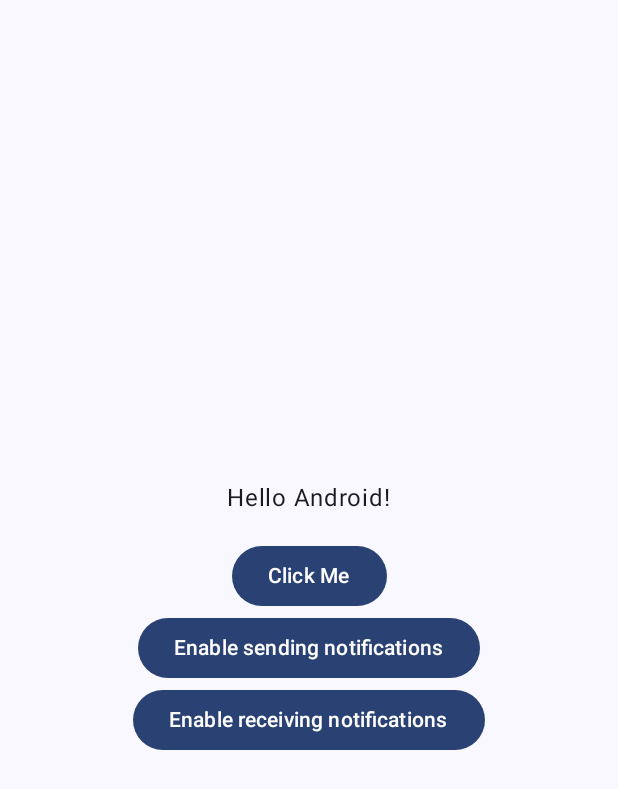
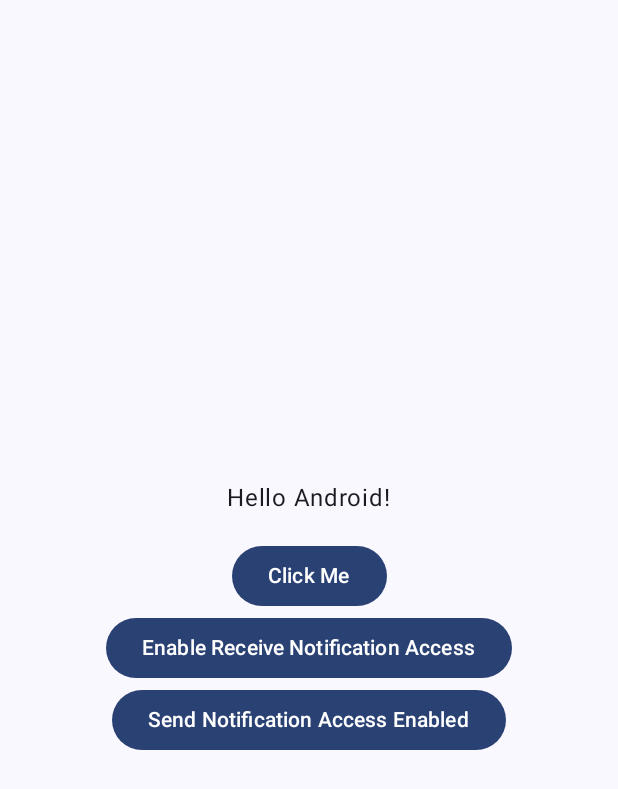
Before and after one commit to angelazheng96/JustSoYouKnow, an Android app built with Jetpack Compose: the screen it shows after launch (MainActivity), on a phone screen of 412 x 824 dp. Shown: the top 789 px of the screen. Run offline under Robolectric (Android 15) with nearby library versions, the phone set to English and light mode, and no system bars.

Commit message:
Buttons change based on current permission access

```diff
--- a/app/src/main/java/com/example/justsoyouknow/MainActivity.kt
+++ b/app/src/main/java/com/example/justsoyouknow/MainActivity.kt
@@ -30,8 +30,7 @@
 import android.util.Log
 import androidx.core.app.NotificationCompat
 
-
-fun isNotificationAccessEnabled(context: Context): Boolean {
+fun isReceiveNotificationAccessEnabled(context: Context): Boolean {
     // Get the list of enabled notification listener services
     val enabledListeners = Settings.Secure.getString(context.contentResolver, "enabled_notification_listeners")
 
@@ -39,14 +38,24 @@
     return !TextUtils.isEmpty(enabledListeners) && enabledListeners.contains(context.packageName)
 }
 
+fun isSendNotificationAccessEnabled(context: Context): Boolean {
+    val notificationManager = context.getSystemService(Context.NOTIFICATION_SERVICE) as NotificationManager
+    return if (Build.VERSION.SDK_INT >= Build.VERSION_CODES.O) {
+        // For Android Oreo and above, check if notifications are enabled for the app
+        notificationManager.areNotificationsEnabled()
+    } else {
+        // For below Android Oreo, assume notifications are allowed
+        true
+    }
+}
 
 class MainActivity : ComponentActivity() {
-    fun ensureRecieveNotificationAccess(context: Context) {
-        if (!isNotificationAccessEnabled(context)) {
+    fun ensureReceiveNotificationAccess(context: Context) {
+        if (!isReceiveNotificationAccessEnabled(context)) {
             // Show a dialog prompting the user to enable the required setting
             AlertDialog.Builder(context)
                 .setTitle("Enable Notification Access")
-                .setMessage("This app needs notification access to detect notifications.")
+                .setMessage("JustSoYouKnow needs notification access to detect all your other lovely notifications.")
                 .setPositiveButton("Open Settings") { _, _ ->
                     val intent = Intent(Settings.ACTION_NOTIFICATION_LISTENER_SETTINGS)
                     intent.flags = Intent.FLAG_ACTIVITY_NEW_TASK // Ensure Settings opens in a new task
@@ -54,14 +63,22 @@
                 }
                 .setNegativeButton("Cancel", null)
                 .show()
+
+        } else {
+            AlertDialog.Builder(context)
+                .setTitle("You're all good!")
+                .setMessage("You've already allowed JustSoYouKnow to access all your other lovely notifications.")
+                .setPositiveButton("Okay!", null)
+                .show()
         }
     }
+
     fun ensureSendNotificationAccess(context: Context) {
-        if (!isNotificationEnabled(context)) {
+        if (!isSendNotificationAccessEnabled(context)) {
             // Show a dialog prompting the user to enable the required setting
             AlertDialog.Builder(context)
                 .setTitle("Enable Notification Access")
-                .setMessage("This app needs permission to send notifications.")
+                .setMessage("JustSoYouKnow needs permission to send you friendly notifications.")
                 .setPositiveButton("Open Settings") { _, _ ->
                     // Open the App Notifications Settings page
                     val intent = Intent(Settings.ACTION_APP_NOTIFICATION_SETTINGS)
@@ -71,34 +88,40 @@
                 }
                 .setNegativeButton("Cancel", null)
                 .show()
+
+        } else {
+            AlertDialog.Builder(context)
+                .setTitle("You're all good!")
+                .setMessage("You've already allowed JustSoYouKnow to send you friendly notifications.")
+                .setPositiveButton("Okay!", null)
+                .show()
         }
     }
 
-    fun isNotificationEnabled(context: Context): Boolean {
-        val notificationManager = context.getSystemService(Context.NOTIFICATION_SERVICE) as NotificationManager
-        return if (Build.VERSION.SDK_INT >= Build.VERSION_CODES.O) {
-            // For Android Oreo and above, check if notifications are enabled for the app
-            notificationManager.areNotificationsEnabled()
-        } else {
-            // For below Android Oreo, assume notifications are allowed
-            true
+    @Composable
+    fun receiveSetting(context: Context) {
+        Button(onClick = { ensureReceiveNotificationAccess(this) }) {
+            if (isReceiveNotificationAccessEnabled(context)) {
+                Text(text = "Receive Notification Access Enabled")
+            } else {
+                Text(text = "Enable Receive Notification Access")
+            }
         }
     }
-
-
 
     @Composable
     fun sendSetting(context: Context) {
         Button(onClick = { ensureSendNotificationAccess(this) }) {
-            Text(text = "Enable sending notifications")
+            if (isSendNotificationAccessEnabled(context)) {
+                Log.d("tagging", "no change button")
+                Text(text = "Send Notification Access Enabled")
+            } else {
+                Log.d("tagging", "change button")
+                Text(text = "Enable Send Notification Access")
+            }
         }
     }
-    @Composable
-    fun recieveSetting(context: Context) {
-        Button(onClick = { ensureRecieveNotificationAccess(this) }) {
-            Text(text = "Enable receiving notifications")
-        }
-    }
+
     override fun onCreate(savedInstanceState: Bundle?) {
 
         super.onCreate(savedInstanceState)
@@ -116,8 +139,8 @@
                         Greeting(name = "Android")
                         Spacer(modifier = Modifier.height(16.dp))
                         MyButton(applicationContext)
+                        receiveSetting(applicationContext)
                         sendSetting(applicationContext)
-                        recieveSetting(applicationContext)
                     }
                 }
             }
```
